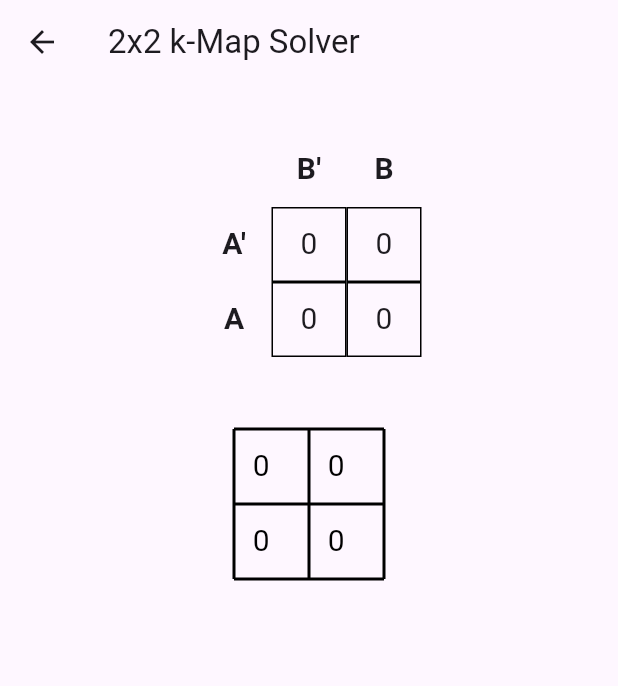
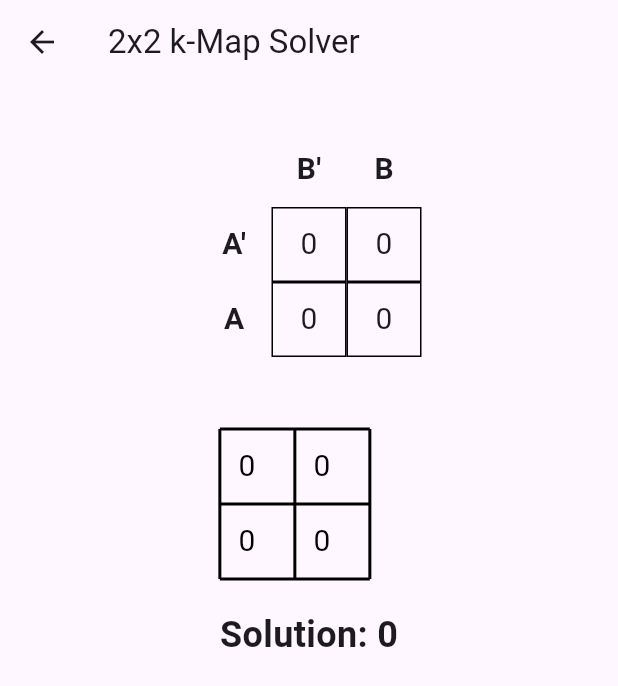
Before and after one commit to fedupGenJi/MAP-X, a Flutter app: the screen it shows after launch, after a tap on "2×2", after a tap on "Solve", on a phone screen of 412 x 824 dp. Shown: the top 686 px of the screen. Run offline on Flutter 3.47's test engine with Material 3 defaults, Android fonts, the light colour scheme and no system bars.

Commit message:
update to solutions

```diff
--- a/lib/soln2x2.dart
+++ b/lib/soln2x2.dart
@@ -20,6 +20,7 @@ class KMapPage extends StatelessWidget {
   @override
   Widget build(BuildContext context) {
     List<RRect> highlightedGroups = _findGroups(kMap);
+    String solution = _generateSolution(highlightedGroups);
 
     return Scaffold(
       appBar: AppBar(title: Text('2x2 k-Map Solver')),
@@ -83,9 +84,20 @@ class KMapPage extends StatelessWidget {
             child: SingleChildScrollView(
               child: Container(
                 padding: EdgeInsets.all(16),
-                child: CustomPaint(
-                  size: Size(100, 100),
-                  painter: KMapPainter(kMap, highlightedGroups),
+                child: Column(
+                  crossAxisAlignment: CrossAxisAlignment.start,
+                  children: [
+                    CustomPaint(
+                      size: Size(100, 100),
+                      painter: KMapPainter(kMap, highlightedGroups),
+                    ),
+                    SizedBox(height: 20),
+                    Text(
+                      'Solution: $solution',
+                      style:
+                          TextStyle(fontSize: 24, fontWeight: FontWeight.bold),
+                    ),
+                  ],
                 ),
               ),
             ),
@@ -191,6 +203,55 @@ class KMapPage extends StatelessWidget {
     confirmGroups();
     return groups;
   }
+
+  String _generateSolution(List<RRect> groups) {
+    final cellVariables = {
+      Offset(0, 0): ["A'", "B'"],
+      Offset(0, 1): ["A'", "B"],
+      Offset(1, 0): ["A", "B'"],
+      Offset(1, 1): ["A", "B"],
+    };
+
+    List<String> expressions = [];
+
+    for (var group in groups) {
+      List<Offset> cells = [];
+
+      double top = group.top;
+      double left = group.left;
+      double cellSize = 50.0;
+
+      int startRow = (top / cellSize).round();
+      int startCol = (left / cellSize).round();
+      int rows = (group.height / cellSize).round();
+      int cols = (group.width / cellSize).round();
+
+      for (int i = 0; i < rows; i++) {
+        for (int j = 0; j < cols; j++) {
+          Offset offset =
+              Offset((startRow + i).toDouble(), (startCol + j).toDouble());
+          cells.add(offset);
+        }
+      }
+
+      if (cells.isEmpty) continue;
+
+      // Start with variable set of the first cell
+      Set<String> commonVars = Set.from(cellVariables[cells[0]]!);
+
+      for (int i = 1; i < cells.length; i++) {
+        final vars = Set.from(cellVariables[cells[i]]!);
+        commonVars = commonVars.intersection(vars);
+      }
+
+      expressions.add(commonVars.join());
+    }
+
+    if (expressions.isEmpty) return '0';
+    if (expressions.length == 1 && expressions[0] == '') return '1';
+
+    return expressions.join(' + ');
+  }
 }
 
 class KMapPainter extends CustomPainter {
```
